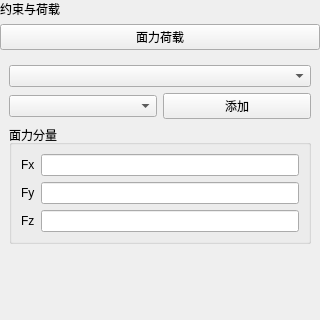
Old version of the form plugins/Base_PhysicalField/FaceLoadPage.ui in the repository asd977/base_cae.
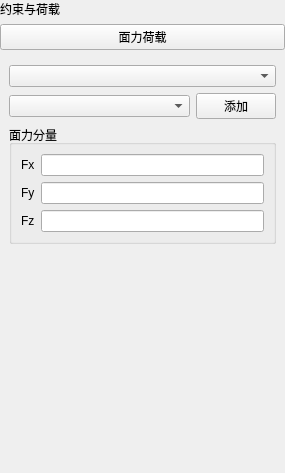
New version of the form. Custom widgets are drawn as their Qt base class.

Patch:
```diff
--- a/plugins/Base_PhysicalField/FaceLoadPage.ui
+++ b/plugins/Base_PhysicalField/FaceLoadPage.ui
@@ -6,8 +6,8 @@
    <rect>
     <x>0</x>
     <y>0</y>
-    <width>320</width>
-    <height>320</height>
+    <width>285</width>
+    <height>473</height>
    </rect>
   </property>
   <property name="windowTitle">
@@ -62,6 +62,12 @@
      </item>
      <item>
       <widget class="QPushButton" name="btnBatchAdd">
+          <property name="sizePolicy">
+           <sizepolicy hsizetype="Fixed" vsizetype="Fixed">
+            <horstretch>0</horstretch>
+            <verstretch>0</verstretch>
+           </sizepolicy>
+          </property>
        <property name="text">
         <string>添加</string>
        </property>
```
Left out of the diff: 22 changed lines with no effect on the pictures. Lines whose indentation alone changed are shown as unchanged.
